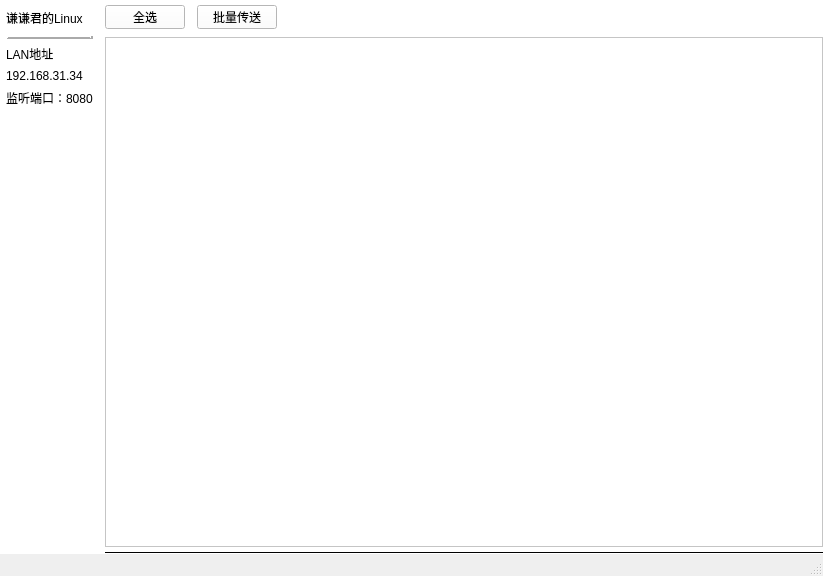
This is mainui.ui in qianqianjun/QinLinTransfer as Qt 5 draws it before an edit. The edited form follows.
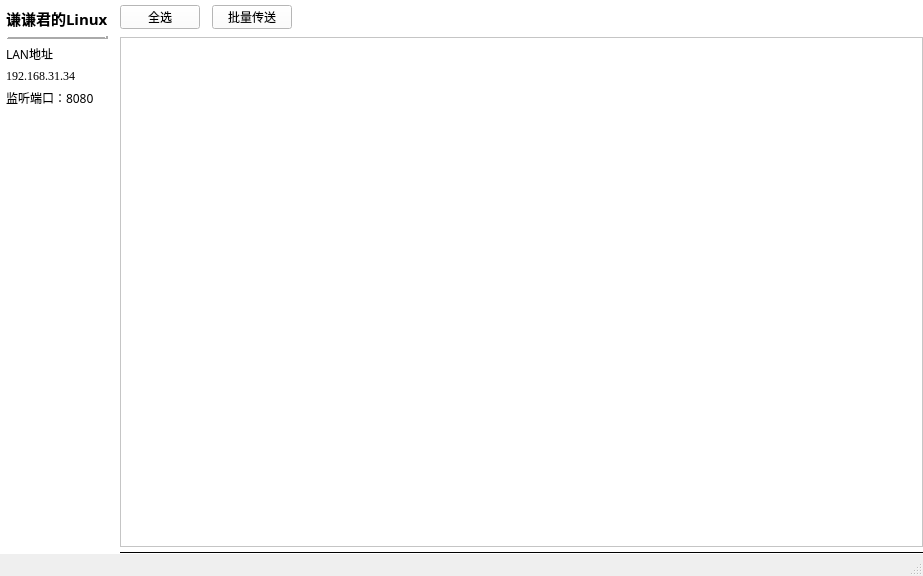
This is the edited form. Icons and pictures are not drawn.

Commit message: 修改在线设备名称显示异常的bug

Diff of the .ui file:
```diff
--- a/mainui.ui
+++ b/mainui.ui
@@ -6,7 +6,7 @@
    <rect>
     <x>0</x>
     <y>0</y>
-    <width>823</width>
+    <width>923</width>
     <height>576</height>
    </rect>
   </property>
@@ -80,12 +80,20 @@
               <height>24</height>
              </size>
             </property>
+            <property name="font">
+             <font>
+              <family>宋体</family>
+              <pointsize>11</pointsize>
+              <weight>75</weight>
+              <italic>false</italic>
+              <bold>true</bold>
+             </font>
+            </property>
             <property name="acceptDrops">
              <bool>false</bool>
             </property>
             <property name="styleSheet">
-             <string notr="true">font: 75 13pt &quot;黑体&quot;;
-color: rgb(0, 0, 0);</string>
+             <string notr="true"/>
             </property>
             <property name="text">
              <string>谦谦君的Linux</string>
@@ -122,6 +130,11 @@
           </item>
           <item>
            <widget class="QLabel" name="ip_hint_label">
+            <property name="font">
+             <font>
+              <family>宋体</family>
+             </font>
+            </property>
             <property name="text">
              <string>LAN地址</string>
             </property>
@@ -129,6 +142,11 @@
           </item>
           <item>
            <widget class="QLabel" name="ip_label">
+            <property name="font">
+             <font>
+              <family>Times New Roman</family>
+             </font>
+            </property>
             <property name="text">
              <string>192.168.31.34</string>
             </property>
@@ -136,6 +154,11 @@
           </item>
           <item>
            <widget class="QLabel" name="port_label">
+            <property name="font">
+             <font>
+              <family>宋体</family>
+             </font>
+            </property>
             <property name="text">
              <string>监听端口：8080</string>
             </property>
@@ -222,9 +245,9 @@
             <number>5</number>
            </property>
            <item>
-            <widget class="QToolButton" name="select_all">
+            <widget class="QPushButton" name="select_all">
              <property name="sizePolicy">
-              <sizepolicy hsizetype="Fixed" vsizetype="Fixed">
+              <sizepolicy hsizetype="Preferred" vsizetype="Fixed">
                <horstretch>0</horstretch>
                <verstretch>0</verstretch>
               </sizepolicy>
@@ -241,16 +264,24 @@
                <height>24</height>
               </size>
              </property>
+             <property name="font">
+              <font>
+               <family>宋体</family>
+              </font>
+             </property>
              <property name="text">
               <string>全选</string>
              </property>
-             <property name="toolButtonStyle">
-              <enum>Qt::ToolButtonIconOnly</enum>
-             </property>
             </widget>
            </item>
            <item>
-            <widget class="QToolButton" name="multi_transfer_btn">
+            <widget class="QPushButton" name="multi_transfer_btn">
+             <property name="sizePolicy">
+              <sizepolicy hsizetype="Preferred" vsizetype="Fixed">
+               <horstretch>0</horstretch>
+               <verstretch>0</verstretch>
+              </sizepolicy>
+             </property>
              <property name="minimumSize">
               <size>
                <width>80</width>
@@ -263,6 +294,11 @@
                <height>24</height>
               </size>
              </property>
+             <property name="font">
+              <font>
+               <family>宋体</family>
+              </font>
+             </property>
              <property name="text">
               <string>批量传送</string>
              </property>
@@ -294,7 +330,7 @@
             <rect>
              <x>0</x>
              <y>0</y>
-             <width>703</width>
+             <width>798</width>
              <height>480</height>
             </rect>
            </property>
```
Left out of the diff: 4 changed lines with no effect on the pictures. The commit also changes 2 other files.
